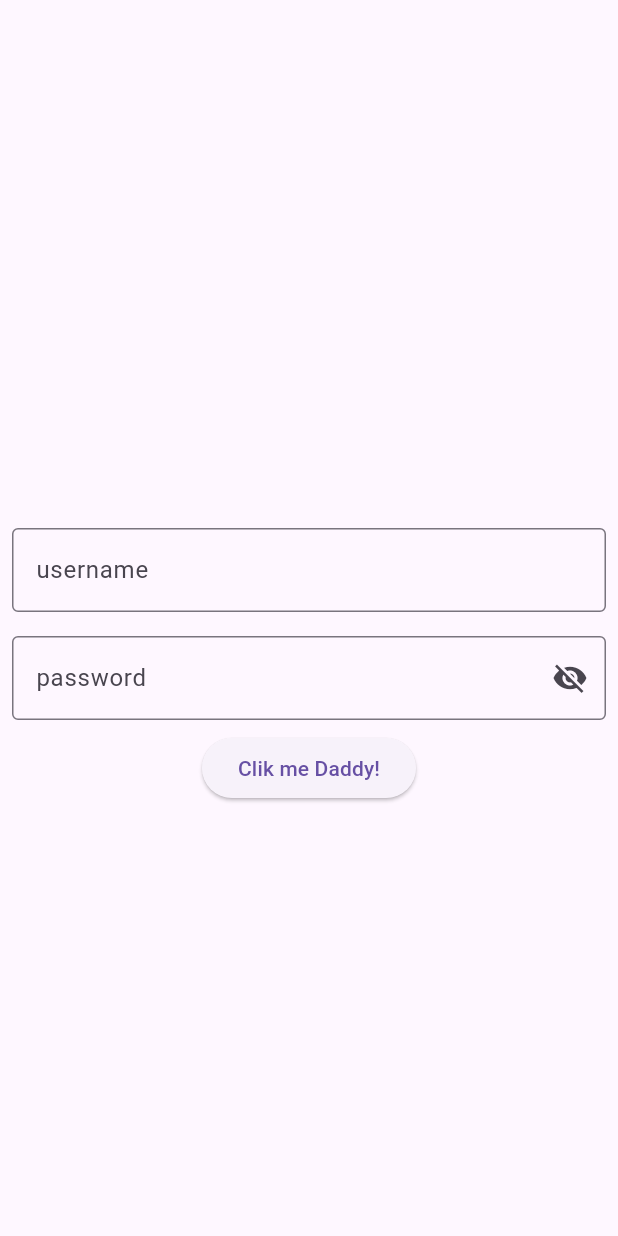
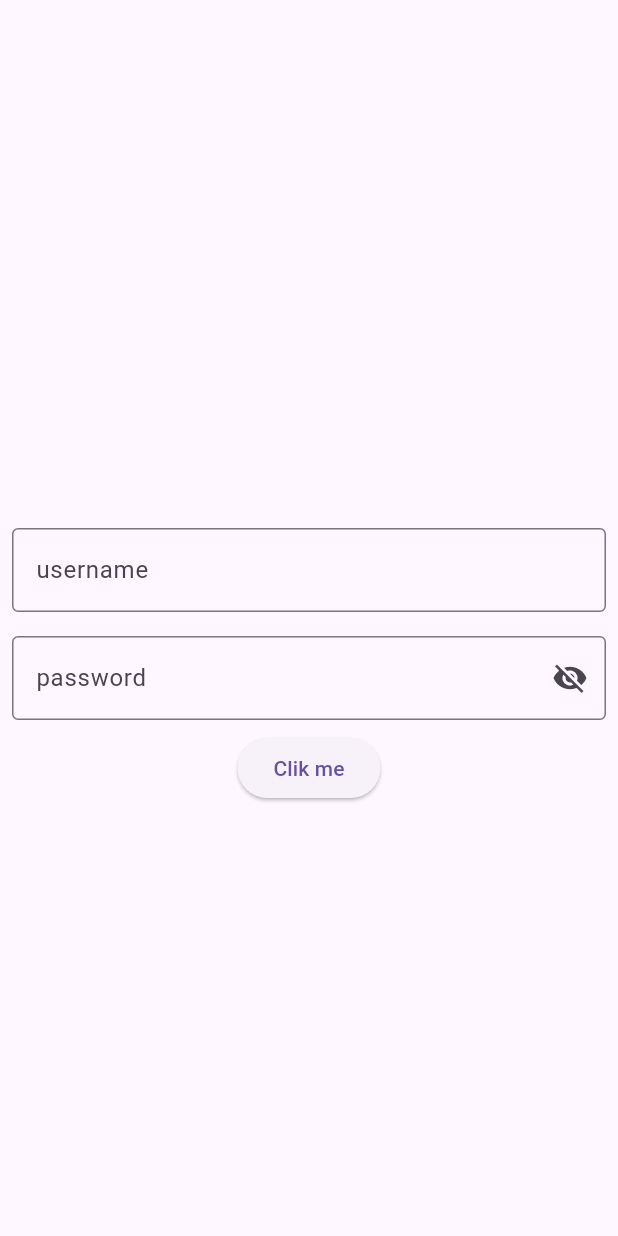
Before and after one commit to kirmada150905/sutt_task1, a Flutter app: the screen it shows after launch, on a phone screen of 412 x 824 dp. Run offline on Flutter 3.47's test engine with Material 3 defaults, Android fonts, the light colour scheme and no system bars.

```diff
--- a/sutt_task_1/lib/pages/login_screen.dart
+++ b/sutt_task_1/lib/pages/login_screen.dart
@@ -61,7 +61,7 @@ class _LoginScreenState extends State<LoginScreen> {
                   ),
                 );
               },
-              child: const Text("Clik me Daddy!"))
+              child: const Text("Clik me"))
         ],
       ),
     );
```
